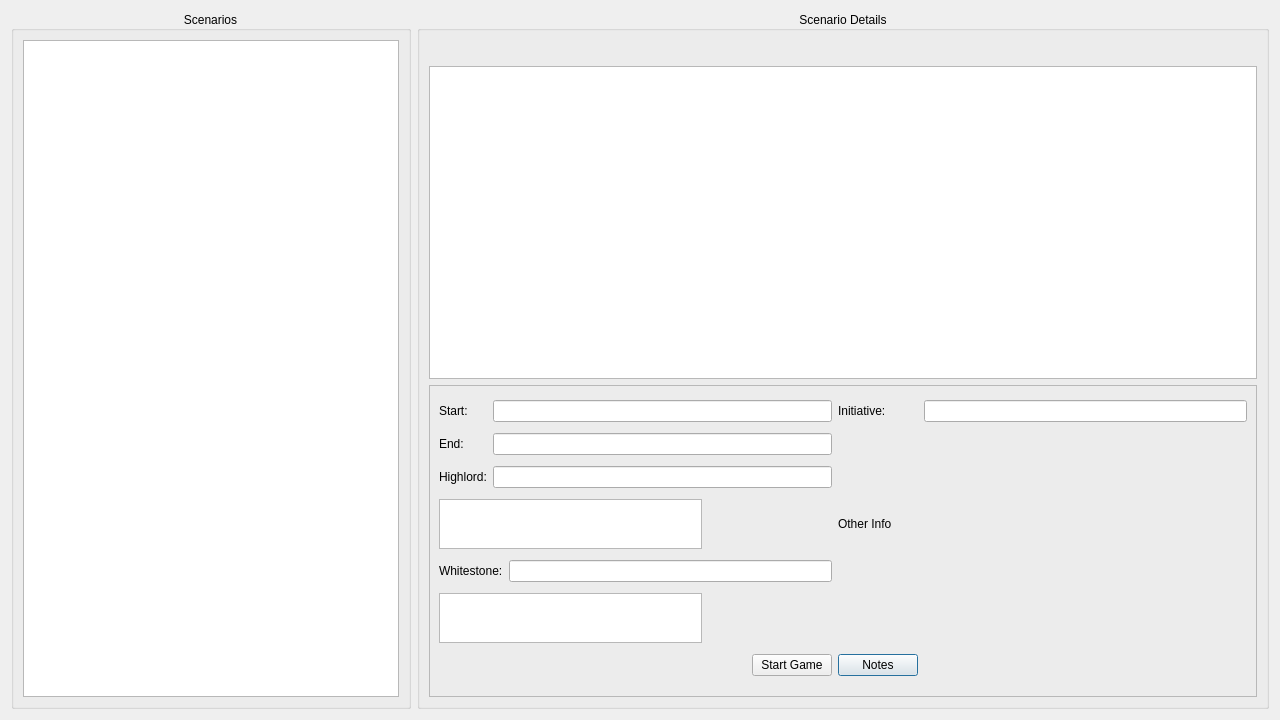
This is ui/new_game_dialog.ui in RedT0ny/Dragons-of-Glory as Qt 5 draws it before an edit. The edited form follows.
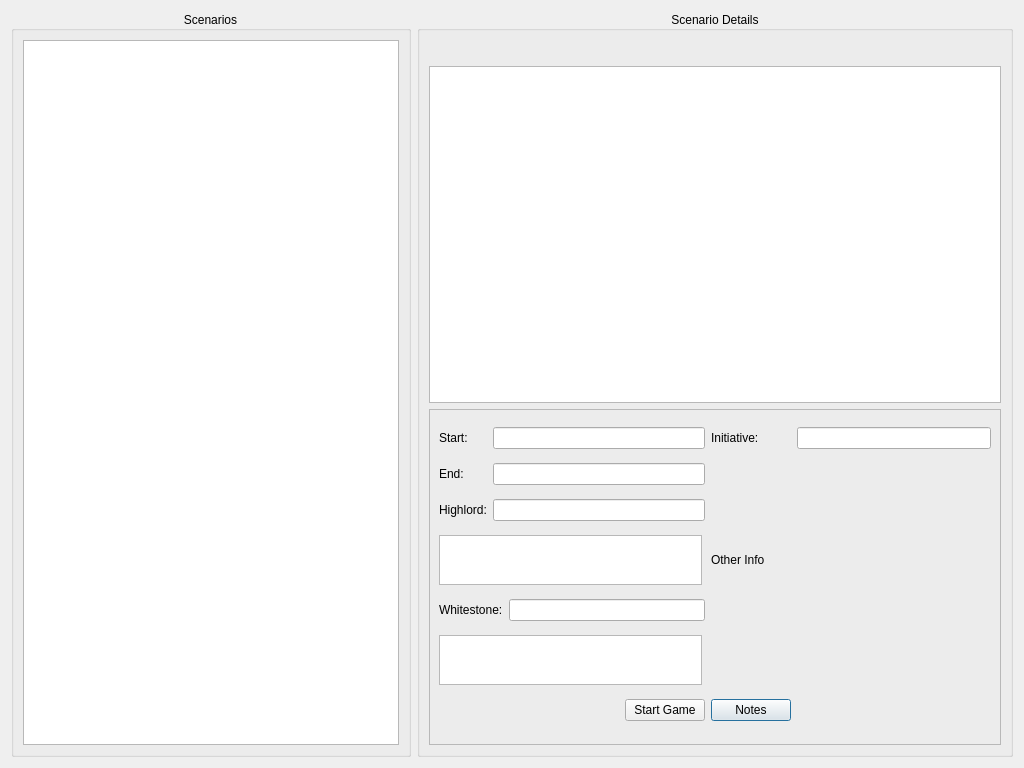
This is the edited form. Icons and pictures are not drawn.

```diff
--- a/ui/new_game_dialog.ui
+++ b/ui/new_game_dialog.ui
@@ -9,8 +9,8 @@
    <rect>
     <x>0</x>
     <y>0</y>
-    <width>1280</width>
-    <height>720</height>
+    <width>1024</width>
+    <height>768</height>
    </rect>
   </property>
   <property name="windowTitle">
```
Left out of the diff: 2 changed lines with no effect on the pictures.
